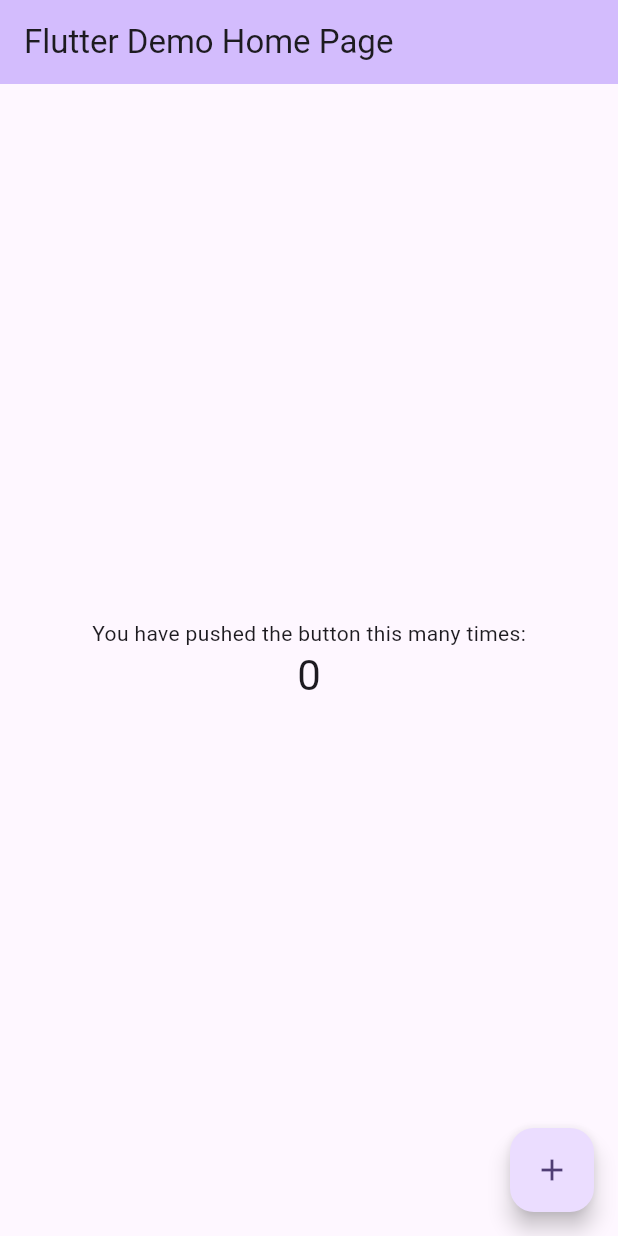
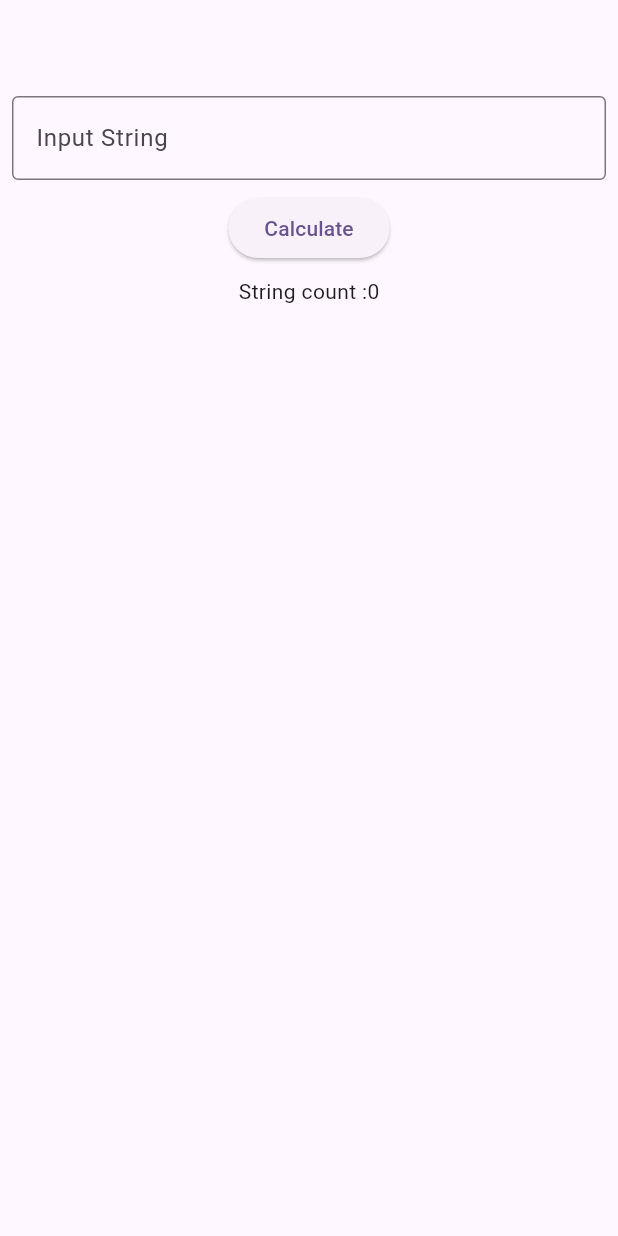
Before and after one commit to AJITHKP05/tdd_task, a Flutter app: the screen it shows after launch, on a phone screen of 412 x 824 dp. Run offline on Flutter 3.47's test engine with Material 3 defaults, Android fonts, the light colour scheme and no system bars; our stand-ins replace get.

Commit message:
calculating length of input string

```diff
--- a/lib/main.dart
+++ b/lib/main.dart
@@ -1,4 +1,5 @@
 import 'package:flutter/material.dart';
+import 'package:tdd_task/presentation/home/view.dart';
 
 void main() {
   runApp(const MyApp());
@@ -13,110 +14,9 @@ class MyApp extends StatelessWidget {
     return MaterialApp(
       title: 'Flutter Demo',
       theme: ThemeData(
-        // This is the theme of your application.
-        //
-        // TRY THIS: Try running your application with "flutter run". You'll see
-        // the application has a purple toolbar. Then, without quitting the app,
-        // try changing the seedColor in the colorScheme below to Colors.green
-        // and then invoke "hot reload" (save your changes or press the "hot
-        // reload" button in a Flutter-supported IDE, or press "r" if you used
-        // the command line to start the app).
-        //
-        // Notice that the counter didn't reset back to zero; the application
-        // state is not lost during the reload. To reset the state, use hot
-        // restart instead.
-        //
-        // This works for code too, not just values: Most code changes can be
-        // tested with just a hot reload.
         colorScheme: ColorScheme.fromSeed(seedColor: Colors.deepPurple),
       ),
-      home: const MyHomePage(title: 'Flutter Demo Home Page'),
+      home: const Home(),
     );
   }
 }
-
-class MyHomePage extends StatefulWidget {
-  const MyHomePage({super.key, required this.title});
-
-  // This widget is the home page of your application. It is stateful, meaning
-  // that it has a State object (defined below) that contains fields that affect
-  // how it looks.
-
-  // This class is the configuration for the state. It holds the values (in this
-  // case the title) provided by the parent (in this case the App widget) and
-  // used by the build method of the State. Fields in a Widget subclass are
-  // always marked "final".
-
-  final String title;
-
-  @override
-  State<MyHomePage> createState() => _MyHomePageState();
-}
-
-class _MyHomePageState extends State<MyHomePage> {
-  int _counter = 0;
-
-  void _incrementCounter() {
-    setState(() {
-      // This call to setState tells the Flutter framework that something has
-      // changed in this State, which causes it to rerun the build method below
-      // so that the display can reflect the updated values. If we changed
-      // _counter without calling setState(), then the build method would not be
-      // called again, and so nothing would appear to happen.
-      _counter++;
-    });
-  }
-
-  @override
-  Widget build(BuildContext context) {
-    // This method is rerun every time setState is called, for instance as done
-    // by the _incrementCounter method above.
-    //
-    // The Flutter framework has been optimized to make rerunning build methods
-    // fast, so that you can just rebuild anything that needs updating rather
-    // than having to individually change instances of widgets.
-    return Scaffold(
-      appBar: AppBar(
-        // TRY THIS: Try changing the color here to a specific color (to
-        // Colors.amber, perhaps?) and trigger a hot reload to see the AppBar
-        // change color while the other colors stay the same.
-        backgroundColor: Theme.of(context).colorScheme.inversePrimary,
-        // Here we take the value from the MyHomePage object that was created by
-        // the App.build method, and use it to set our appbar title.
-        title: Text(widget.title),
-      ),
-      body: Center(
-        // Center is a layout widget. It takes a single child and positions it
-        // in the middle of the parent.
-        child: Column(
-          // Column is also a layout widget. It takes a list of children and
-          // arranges them vertically. By default, it sizes itself to fit its
-          // children horizontally, and tries to be as tall as its parent.
-          //
-          // Column has various properties to control how it sizes itself and
-          // how it positions its children. Here we use mainAxisAlignment to
-          // center the children vertically; the main axis here is the vertical
-          // axis because Columns are vertical (the cross axis would be
-          // horizontal).
-          //
-          // TRY THIS: Invoke "debug painting" (choose the "Toggle Debug Paint"
-          // action in the IDE, or press "p" in the console), to see the
-          // wireframe for each widget.
-          mainAxisAlignment: MainAxisAlignment.center,
-          children: <Widget>[
-            const Text('You have pushed the button this many times:'),
-            Text(
-              '$_counter',
-              style: Theme.of(context).textTheme.headlineMedium,
-            ),
-          ],
-        ),
-      ),
-      floatingActionButton: FloatingActionButton(
-        onPressed: _incrementCounter,
-        tooltip: 'Increment',
-        child: const Icon(Icons.add),
-      ), // This trailing comma makes auto-formatting nicer for build methods.
-    );
-  }
-}
--- /dev/null
+++ b/lib/presentation/home/controller.dart
@@ -0,0 +1,13 @@
+import 'package:flutter/widgets.dart';
+import 'package:get/get.dart';
+
+class HomeController extends GetxController {
+  RxInt count = 0.obs;
+  TextEditingController textController = TextEditingController();
+
+  void countString() {
+    textController.text.isEmpty
+        ? count.value = 0
+        : count.value = textController.text.length;
+  }
+}
--- /dev/null
+++ b/lib/presentation/home/view.dart
@@ -0,0 +1,44 @@
+import 'package:flutter/material.dart';
+import 'package:get/get.dart';
+import 'package:tdd_task/presentation/home/controller.dart';
+
+class Home extends StatefulWidget {
+  const Home({super.key});
+
+  @override
+  State<Home> createState() => _HomeState();
+}
+
+class _HomeState extends State<Home> {
+  HomeController controller = Get.put(HomeController());
+  @override
+  Widget build(BuildContext context) {
+    return Scaffold(
+      appBar: AppBar(),
+      body: SingleChildScrollView(
+        child: Padding(
+          padding: const EdgeInsets.all(8.0),
+          child: Column(
+            spacing: 8,
+            children: [
+              TextField(
+                controller: controller.textController,
+                decoration: InputDecoration(
+                  border: OutlineInputBorder(),
+                  labelText: "Input String",
+                ),
+              ),
+              ElevatedButton(
+                onPressed: () {
+                  controller.countString();
+                },
+                child: Text("Calculate"),
+              ),
+              Obx(() => Text("String count :${controller.count.value}")),
+            ],
+          ),
+        ),
+      ),
+    );
+  }
+}
--- a/pubspec.yaml
+++ b/pubspec.yaml
@@ -34,6 +34,7 @@ dependencies:
   # The following adds the Cupertino Icons font to your application.
   # Use with the CupertinoIcons class for iOS style icons.
   cupertino_icons: ^1.0.8
+  get: ^4.7.3
 
 dev_dependencies:
   flutter_test:
```
Also changed, not shown: pubspec.lock.
